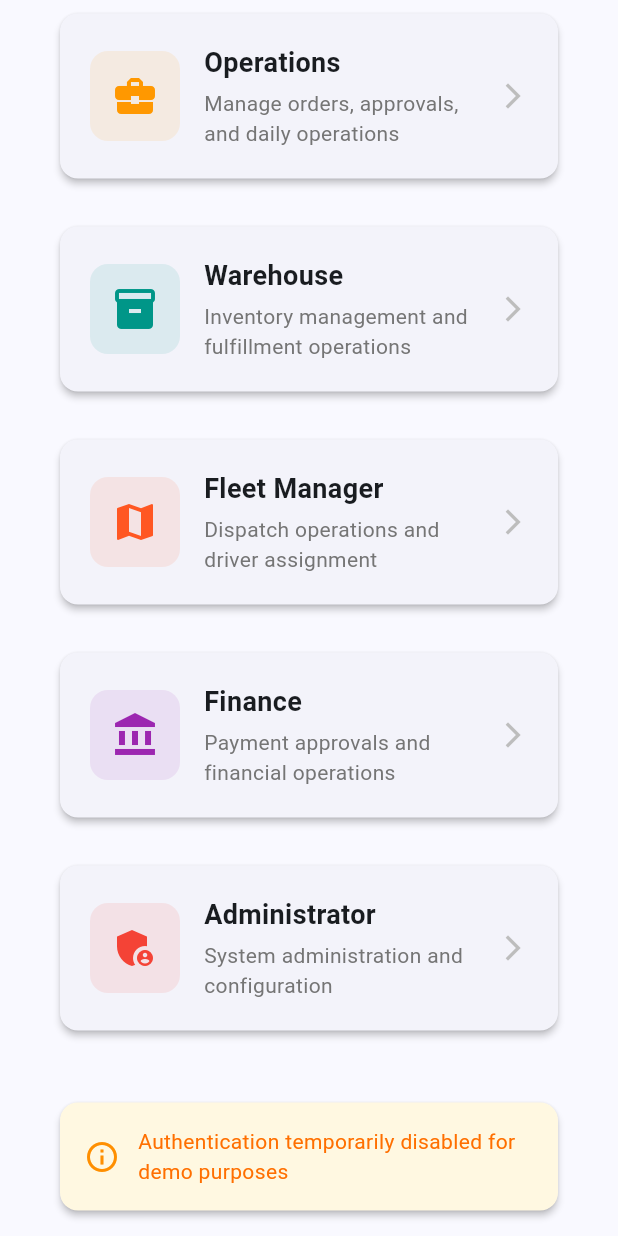
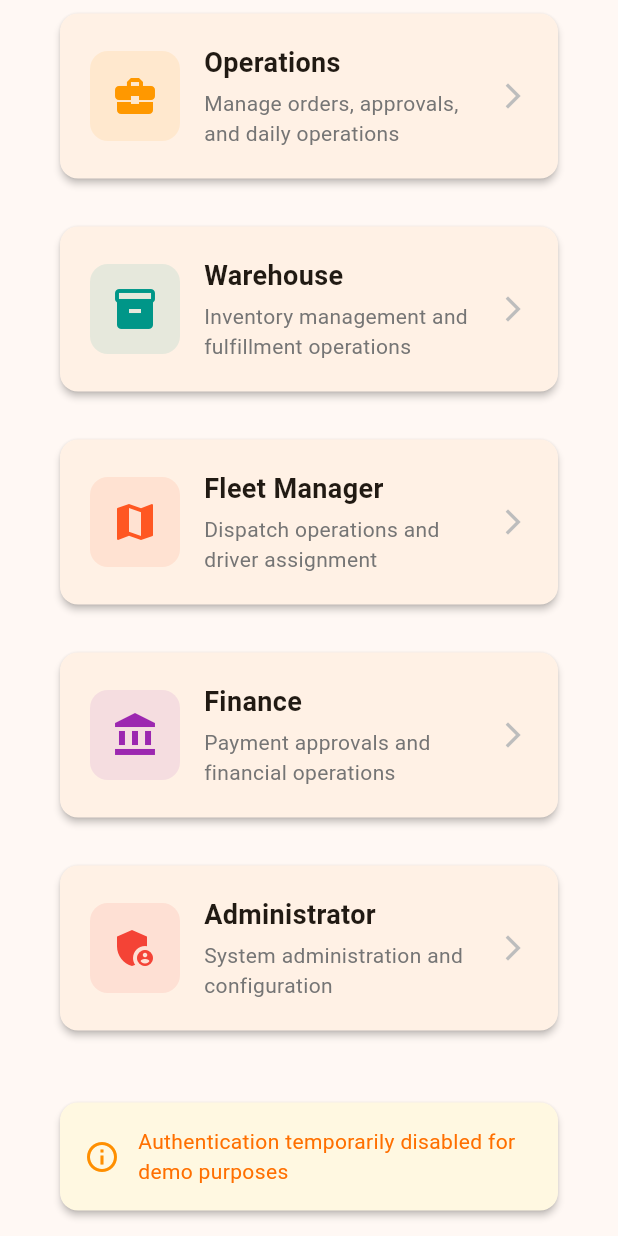
Before and after one commit to kittiponnem/Cookingoil, a Flutter app: the screen it shows after launch, scrolled down 576 dp, on a phone screen of 412 x 824 dp. Run offline on Flutter 3.47's test engine with Material 3 defaults, Android fonts, the phone set to English and light mode, and no system bars; our stand-ins replace cloud_firestore, firebase_auth, firebase_core, pin_code_fields; accounts and stored records are empty.

Commit message:
Phase 3 Complete: Customer-Facing Features + Branding
✅ Customer Experience Features:
- Shop & Product Catalog with search and filters
- 3-Step Checkout Flow (Cart → Delivery → Payment)
- UCO Pickup Request wizard with validation
- Order Tracking with real-time status timeline
- Return Request flow with policy display

✅ Cart Integration Fixed:
- CartProvider aligned with ConfigProduct model
- Proper product data flow Shop → Cart → Checkout

✅ Branding Update:
- Professional cooking oil industry theme (Orange/Amber)
- Updated splash screen with oil drop icon
- Material Design 3 with golden accent colors

📊 Complete Statistics:
- Phase 1: RBAC (7 roles) - 4 files
- Phase 2: Admin Config System - 8 files
- Phase 3: Customer Features - 5 files
- Total: 17 custom screens, ~6,000 lines of code
- 10 Firestore collections with sample data

🔗 Live Preview: https://5060-i461f8m4skrepzmne2o9f-8f57ffe2.sandbox.novita.ai

Test Flow:
1. Role: Customer
2. Bottom Nav: Shop | Orders | UCO Pickup
3. Test: Browse products → Add to cart → Checkout
4. Test: Request UCO pickup → Track orders → Submit returns

```diff
--- a/lib/main.dart
+++ b/lib/main.dart
@@ -40,27 +40,65 @@ class MyApp extends StatelessWidget {
         ChangeNotifierProvider(create: (_) => CartProvider()),
       ],
       child: MaterialApp(
-        title: 'Oil Manager',
+        title: 'Oil Manager - Enterprise Cooking Oil Management',
         debugShowCheckedModeBanner: false,
         theme: ThemeData(
+          // Professional cooking oil industry color scheme
           colorScheme: ColorScheme.fromSeed(
-            seedColor: const Color(0xFF1976D2),
+            seedColor: const Color(0xFFF59E0B), // Amber/Golden - represents cooking oil
+            primary: const Color(0xFFF59E0B),    // Amber 500
+            secondary: const Color(0xFF059669),  // Emerald 600 - eco-friendly/UCO
+            tertiary: const Color(0xFF7C3AED),   // Violet 600 - premium
             brightness: Brightness.light,
           ),
           useMaterial3: true,
+
+          // AppBar styling
           appBarTheme: const AppBarTheme(
             centerTitle: true,
             elevation: 0,
+            backgroundColor: Color(0xFFF59E0B), // Amber primary
+            foregroundColor: Colors.white,
           ),
-          cardTheme: const CardThemeData(
+
+          // Card styling
+          cardTheme: CardThemeData(
             elevation: 2,
-            margin: EdgeInsets.symmetric(horizontal: 16, vertical: 8),
+            margin: const EdgeInsets.symmetric(horizontal: 16, vertical: 8),
+            shape: RoundedRectangleBorder(
+              borderRadius: BorderRadius.circular(12),
+            ),
           ),
+
+          // Input styling
           inputDecorationTheme: InputDecorationTheme(
             border: OutlineInputBorder(
               borderRadius: BorderRadius.circular(8),
             ),
+            focusedBorder: OutlineInputBorder(
+              borderRadius: BorderRadius.circular(8),
+              borderSide: const BorderSide(color: Color(0xFFF59E0B), width: 2),
+            ),
             contentPadding: const EdgeInsets.symmetric(horizontal: 16, vertical: 12),
+          ),
+
+          // Button styling
+          elevatedButtonTheme: ElevatedButtonThemeData(
+            style: ElevatedButton.styleFrom(
+              backgroundColor: const Color(0xFFF59E0B),
+              foregroundColor: Colors.white,
+              elevation: 2,
+              shape: RoundedRectangleBorder(
+                borderRadius: BorderRadius.circular(8),
+              ),
+              padding: const EdgeInsets.symmetric(horizontal: 24, vertical: 12),
+            ),
+          ),
+
+          // FloatingActionButton styling
+          floatingActionButtonTheme: const FloatingActionButtonThemeData(
+            backgroundColor: Color(0xFFF59E0B),
+            foregroundColor: Colors.white,
           ),
         ),
         home: const SplashScreen(),
```
Also changed, not shown: lib/screens/splash_screen.dart (+45 -17 lines), 1 other file.
